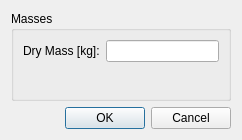
Dwarf-Planet-Project/SpaceDesignTool, file sta-src/Main/entrymass.ui: the form before one commit.
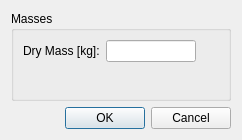
The form after the commit.

Commit message: Patched scenario tree labels/RAM Guis

Diff of the .ui file:
```diff
--- a/sta-src/Main/entrymass.ui
+++ b/sta-src/Main/entrymass.ui
@@ -62,6 +62,19 @@
           </property>
          </spacer>
         </item>
+        <item row="0" column="2">
+         <spacer name="horizontalSpacer">
+          <property name="orientation">
+           <enum>Qt::Horizontal</enum>
+          </property>
+          <property name="sizeHint" stdset="0">
+           <size>
+            <width>40</width>
+            <height>20</height>
+           </size>
+          </property>
+         </spacer>
+        </item>
        </layout>
       </item>
      </layout>
```
The commit also changes 2 other files.
